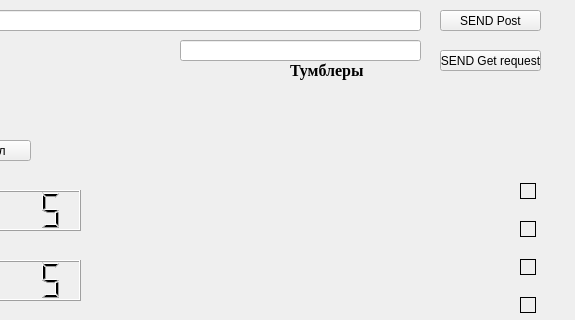
Above: ui/PyQt_app.ui from Kefal360/cathedral-project before the change; both pictures show x 610 to 1185 and y 0 to 320 of the 1185 by 622 pixel window. Below: the same form after it.
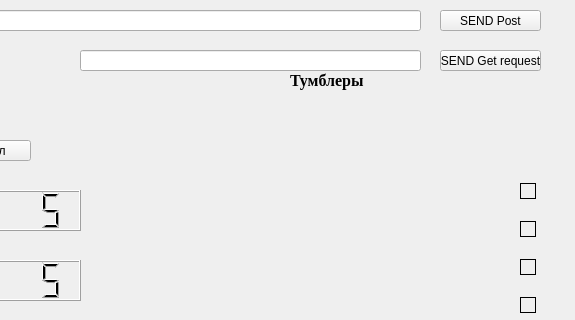
That is the form after the change. Icons and pictures are not drawn.

```diff
--- a/ui/PyQt_app.ui
+++ b/ui/PyQt_app.ui
@@ -959,7 +959,7 @@
     <property name="geometry">
      <rect>
       <x>900</x>
-      <y>60</y>
+      <y>70</y>
       <width>81</width>
       <height>20</height>
      </rect>
@@ -1002,9 +1002,9 @@
    <widget class="QLineEdit" name="lineEdit_2">
     <property name="geometry">
      <rect>
-      <x>790</x>
-      <y>40</y>
-      <width>241</width>
+      <x>690</x>
+      <y>50</y>
+      <width>341</width>
       <height>21</height>
      </rect>
     </property>
```
Left out of the diff: 54 changed lines with no effect on the pictures.
